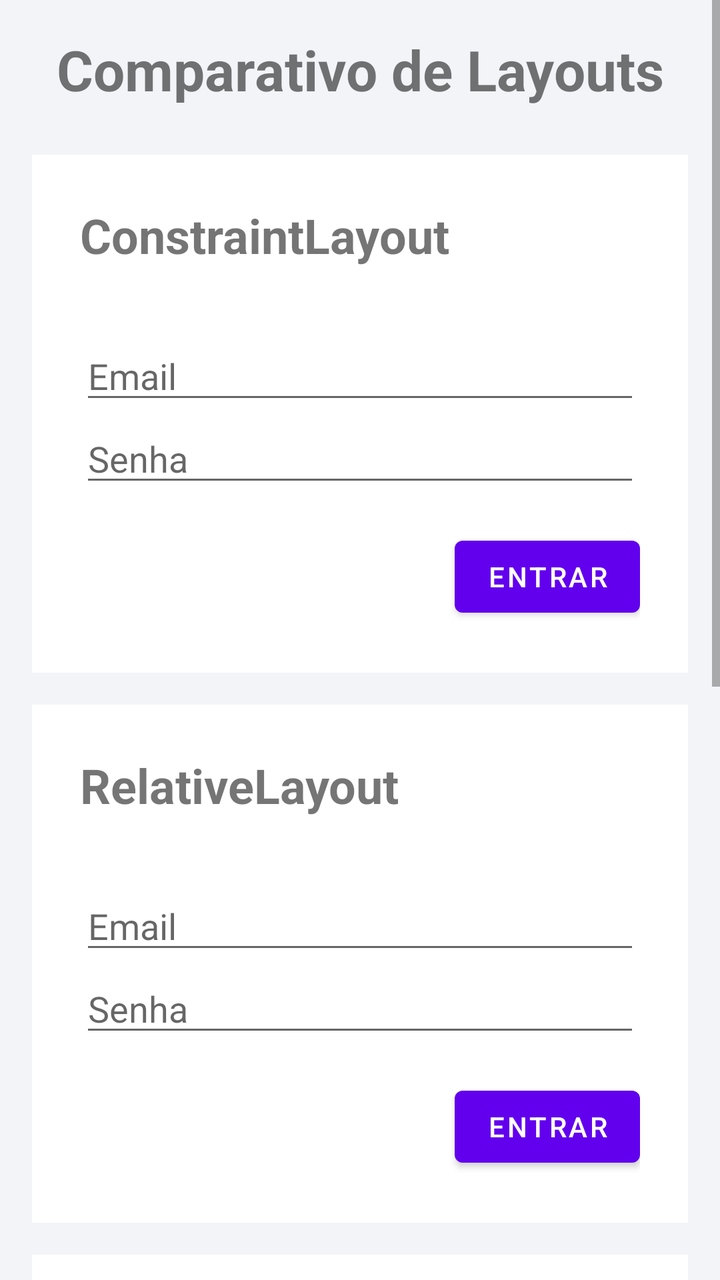
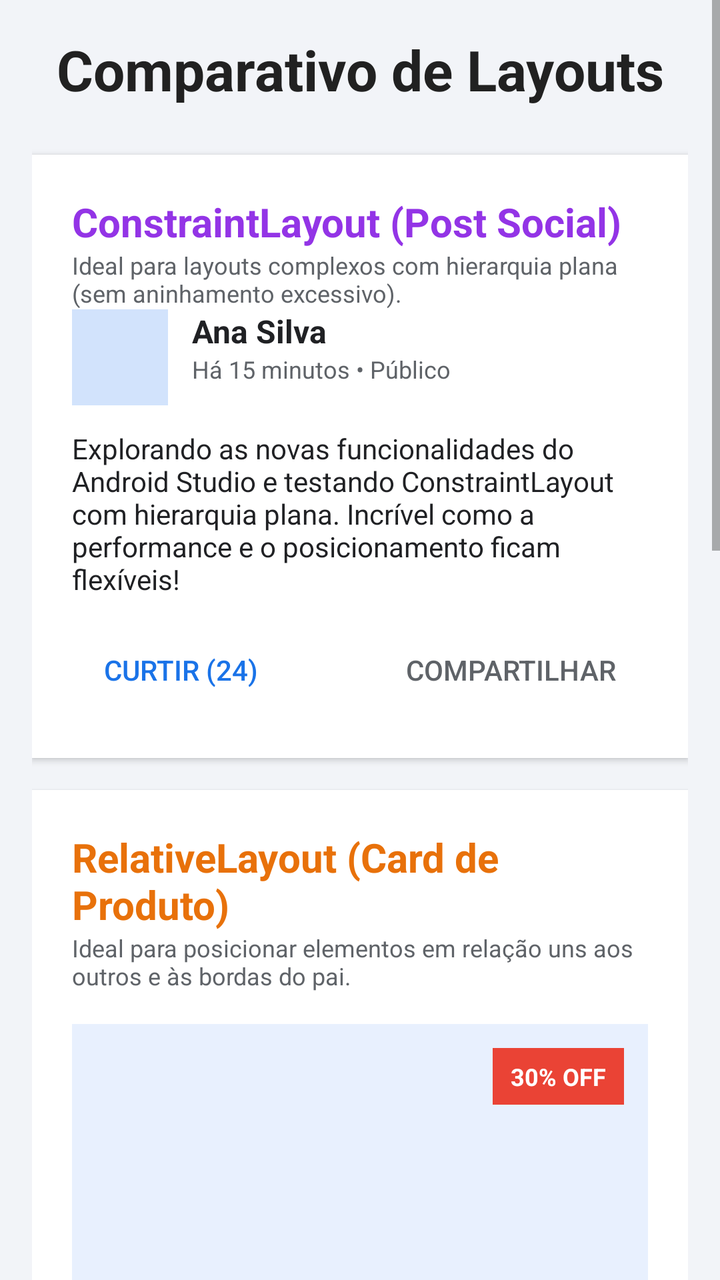

Compare the two renders of this Android layout. The source of the first and the diff that turns it into the second are given below.
<!-- AndroidManifest.xml: application theme Theme.Login -->
<!-- res/layout/activity_main.xml -->
<?xml version="1.0" encoding="utf-8"?>
<ScrollView xmlns:android="http://schemas.android.com/apk/res/android"
    android:layout_width="match_parent"
    android:layout_height="match_parent"
    android:fillViewport="true"
    android:background="#F2F4F8">

    <LinearLayout
        android:layout_width="match_parent"
        android:layout_height="wrap_content"
        android:orientation="vertical"
        android:padding="16dp">

        <TextView
            android:layout_width="match_parent"
            android:layout_height="wrap_content"
            android:text="Comparativo de Layouts"
            android:textSize="28sp"
            android:textStyle="bold"
            android:gravity="center"
            android:layout_marginBottom="24dp" />

        
        <include layout="@layout/activity_constraint" />

        
        <include layout="@layout/activity_relative" />

        
        <include layout="@layout/activity_table" />

        
        <include layout="@layout/activity_linear_demo" />

    </LinearLayout>
</ScrollView>
<!-- res/layout/activity_constraint.xml (included above) -->
<?xml version="1.0" encoding="utf-8"?>
<androidx.constraintlayout.widget.ConstraintLayout xmlns:android="http://schemas.android.com/apk/res/android"
    xmlns:app="http://schemas.android.com/apk/res-auto"
    android:layout_width="match_parent"
    android:layout_height="wrap_content"
    android:padding="24dp"
    android:background="#FFFFFF"
    android:layout_marginBottom="16dp">

    <TextView
        android:id="@+id/tvTitle"
        android:layout_width="wrap_content"
        android:layout_height="wrap_content"
        android:text="ConstraintLayout"
        android:textSize="24sp"
        android:textStyle="bold"
        app:layout_constraintTop_toTopOf="parent"
        app:layout_constraintStart_toStartOf="parent" />

    <EditText
        android:id="@+id/etEmail"
        android:layout_width="0dp"
        android:layout_height="wrap_content"
        android:hint="Email"
        android:layout_marginTop="32dp"
        app:layout_constraintTop_toBottomOf="@id/tvTitle"
        app:layout_constraintStart_toStartOf="parent"
        app:layout_constraintEnd_toEndOf="parent" />

    <EditText
        android:id="@+id/etPassword"
        android:layout_width="0dp"
        android:layout_height="wrap_content"
        android:hint="Senha"
        android:inputType="textPassword"
        app:layout_constraintTop_toBottomOf="@id/etEmail"
        app:layout_constraintStart_toStartOf="parent"
        app:layout_constraintEnd_toEndOf="parent" />

    <Button
        android:layout_width="wrap_content"
        android:layout_height="wrap_content"
        android:text="Entrar"
        android:layout_marginTop="16dp"
        app:layout_constraintTop_toBottomOf="@id/etPassword"
        app:layout_constraintEnd_toEndOf="parent" />

</androidx.constraintlayout.widget.ConstraintLayout>
<!-- res/layout/activity_relative.xml (included above) -->
<?xml version="1.0" encoding="utf-8"?>
<RelativeLayout xmlns:android="http://schemas.android.com/apk/res/android"
    android:layout_width="match_parent"
    android:layout_height="wrap_content"
    android:padding="24dp"
    android:background="#FFFFFF"
    android:layout_marginBottom="16dp">

    <TextView
        android:id="@+id/tvTitle"
        android:layout_width="wrap_content"
        android:layout_height="wrap_content"
        android:text="RelativeLayout"
        android:textSize="24sp"
        android:textStyle="bold" />

    <EditText
        android:id="@+id/etEmail"
        android:layout_width="match_parent"
        android:layout_height="wrap_content"
        android:hint="Email"
        android:layout_below="@id/tvTitle"
        android:layout_marginTop="32dp" />

    <EditText
        android:id="@+id/etPassword"
        android:layout_width="match_parent"
        android:layout_height="wrap_content"
        android:hint="Senha"
        android:inputType="textPassword"
        android:layout_below="@id/etEmail" />

    <Button
        android:layout_width="wrap_content"
        android:layout_height="wrap_content"
        android:text="Entrar"
        android:layout_below="@id/etPassword"
        android:layout_alignParentEnd="true"
        android:layout_marginTop="16dp" />

</RelativeLayout>
<!-- res/layout/activity_table.xml (included above) -->
<?xml version="1.0" encoding="utf-8"?>
<TableLayout xmlns:android="http://schemas.android.com/apk/res/android"
    android:layout_width="match_parent"
    android:layout_height="wrap_content"
    android:padding="24dp"
    android:stretchColumns="1"
    android:background="#FFFFFF"
    android:layout_marginBottom="16dp">

    <TextView
        android:layout_width="wrap_content"
        android:layout_height="wrap_content"
        android:text="TableLayout"
        android:textSize="24sp"
        android:textStyle="bold"
        android:layout_marginBottom="32dp" />

    <TableRow>
        <TextView
            android:layout_width="wrap_content"
            android:layout_height="wrap_content"
            android:text="Email:"
            android:padding="8dp" />
        <EditText
            android:layout_width="match_parent"
            android:layout_height="wrap_content"
            android:hint="exemplo@mail.com" />
    </TableRow>

    <TableRow>
        <TextView
            android:layout_width="wrap_content"
            android:layout_height="wrap_content"
            android:text="Senha:"
            android:padding="8dp" />
        <EditText
            android:layout_width="match_parent"
            android:layout_height="wrap_content"
            android:hint="******"
            android:inputType="textPassword" />
    </TableRow>

    <Button
        android:layout_width="wrap_content"
        android:layout_height="wrap_content"
        android:text="Entrar"
        android:layout_marginTop="16dp" />

</TableLayout>
<!-- res/layout/activity_linear_demo.xml (included above) -->
<?xml version="1.0" encoding="utf-8"?>
<LinearLayout xmlns:android="http://schemas.android.com/apk/res/android"
    android:layout_width="match_parent"
    android:layout_height="wrap_content"
    android:orientation="vertical"
    android:padding="24dp"
    android:background="#FFFFFF"
    android:layout_marginBottom="16dp">

    <TextView
        android:layout_width="wrap_content"
        android:layout_height="wrap_content"
        android:text="LinearLayout"
        android:textSize="24sp"
        android:textStyle="bold"
        android:layout_marginBottom="32dp" />

    <EditText
        android:layout_width="match_parent"
        android:layout_height="wrap_content"
        android:hint="Email" />

    <EditText
        android:layout_width="match_parent"
        android:layout_height="wrap_content"
        android:hint="Senha"
        android:inputType="textPassword" />

    <LinearLayout
        android:layout_width="match_parent"
        android:layout_height="wrap_content"
        android:orientation="horizontal"
        android:gravity="end"
        android:layout_marginTop="16dp">

        <Button
            android:layout_width="wrap_content"
            android:layout_height="wrap_content"
            android:text="Limpar"
            android:layout_marginEnd="8dp" />

        <Button
            android:layout_width="wrap_content"
            android:layout_height="wrap_content"
            android:text="Entrar" />

    </LinearLayout>

</LinearLayout>
<!-- resources referenced by this layout -->
<resources>
  <style name="Theme.Login" parent="Theme.MaterialComponents.DayNight.DarkActionBar">
          
          <item name="colorPrimary">@color/purple_500</item>
          <item name="colorPrimaryVariant">@color/purple_700</item>
          <item name="colorOnPrimary">@color/white</item>
          
          <item name="colorSecondary">@color/teal_200</item>
          <item name="colorSecondaryVariant">@color/teal_700</item>
          <item name="colorOnSecondary">@color/black</item>
          
          <item name="android:statusBarColor">?attr/colorPrimaryVariant</item>
          
      </style>
  <color name="purple_500">#FF6200EE</color>
  <color name="purple_700">#FF3700B3</color>
  <color name="white">#FFFFFFFF</color>
  <color name="teal_200">#FF03DAC5</color>
  <color name="teal_700">#FF018786</color>
  <color name="black">#FF000000</color>
</resources>

<!-- the commit's change to res/layout/activity_main.xml (unified diff, before → after) -->
@@ -17,6 +17,7 @@
             android:text="Comparativo de Layouts"
             android:textSize="28sp"
             android:textStyle="bold"
+            android:textColor="#212121"
             android:gravity="center"
             android:layout_marginBottom="24dp" />
 
@@ -40,46 +41,108 @@
     xmlns:app="http://schemas.android.com/apk/res-auto"
     android:layout_width="match_parent"
     android:layout_height="wrap_content"
-    android:padding="24dp"
+    android:padding="20dp"
     android:background="#FFFFFF"
-    android:layout_marginBottom="16dp">
-
-    <TextView
-        android:id="@+id/tvTitle"
-        android:layout_width="wrap_content"
-        android:layout_height="wrap_content"
-        android:text="ConstraintLayout"
-        android:textSize="24sp"
-        android:textStyle="bold"
+    android:layout_marginBottom="16dp"
+    android:elevation="2dp">
+
+    
+    <TextView
+        android:id="@+id/tvConstTitle"
+        android:layout_width="0dp"
+        android:layout_height="wrap_content"
+        android:text="ConstraintLayout (Post Social)"
+        android:textSize="20sp"
+        android:textStyle="bold"
+        android:textColor="#9334E6"
         app:layout_constraintTop_toTopOf="parent"
-        app:layout_constraintStart_toStartOf="parent" />
-
-    <EditText
-        android:id="@+id/etEmail"
-        android:layout_width="0dp"
-        android:layout_height="wrap_content"
-        android:hint="Email"
-        android:layout_marginTop="32dp"
-        app:layout_constraintTop_toBottomOf="@id/tvTitle"
         app:layout_constraintStart_toStartOf="parent"
         app:layout_constraintEnd_toEndOf="parent" />
 
-    <EditText
-        android:id="@+id/etPassword"
+    <TextView
+        android:id="@+id/tvConstDesc"
         android:layout_width="0dp"
         android:layout_height="wrap_content"
-        android:hint="Senha"
-        android:inputType="textPassword"
-        app:layout_constraintTop_toBottomOf="@id/etEmail"
+        android:text="Ideal para layouts complexos com hierarquia plana (sem aninhamento excessivo)."
+        android:textSize="12sp"
+        android:textColor="#5F6368"
+        android:layout_marginBottom="16dp"
+        app:layout_constraintTop_toBottomOf="@id/tvConstTitle"
         app:layout_constraintStart_toStartOf="parent"
         app:layout_constraintEnd_toEndOf="parent" />
 
+    
+    <View
+        android:id="@+id/ivAvatar"
+        android:layout_width="48dp"
+        android:layout_height="48dp"
+        android:background="#D2E3FC"
+        app:layout_constraintTop_toBottomOf="@id/tvConstDesc"
+        app:layout_constraintStart_toStartOf="parent" />
+
+    
+    <TextView
+        android:id="@+id/tvUserName"
+        android:layout_width="0dp"
+        android:layout_height="wrap_content"
+        android:text="Ana Silva"
+        android:textSize="16sp"
+        android:textStyle="bold"
+        android:textColor="#202124"
+        android:layout_marginStart="12dp"
+        app:layout_constraintTop_toTopOf="@id/ivAvatar"
+        app:layout_constraintStart_toEndOf="@id/ivAvatar"
+        app:layout_constraintEnd_toEndOf="parent" />
+
+    
+    <TextView
+        android:id="@+id/tvTimestamp"
+        android:layout_width="0dp"
+        android:layout_height="wrap_content"
+        android:text="Há 15 minutos • Público"
+        android:textSize="12sp"
+        android:textColor="#5F6368"
+        android:layout_marginStart="12dp"
+        app:layout_constraintTop_toBottomOf="@id/tvUserName"
+        app:layout_constraintStart_toEndOf="@id/ivAvatar"
+        app:layout_constraintEnd_toEndOf="parent" />
+
+    
+    <TextView
+        android:id="@+id/tvPostBody"
+        android:layout_width="0dp"
+        android:layout_height="wrap_content"
+        android:text="Explorando as novas funcionalidades do Android Studio e testando ConstraintLayout com hierarquia plana. Incrível como a performance e o posicionamento ficam flexíveis!"
+        android:textSize="14sp"
+        android:textColor="#202124"
+        android:layout_marginTop="12dp"
+        app:layout_constraintTop_toBottomOf="@id/ivAvatar"
+        app:layout_constraintStart_toStartOf="parent"
+        app:layout_constraintEnd_toEndOf="parent" />
+
+    
     <Button
-        android:layout_width="wrap_content"
-        android:layout_height="wrap_content"
-        android:text="Entrar"
-        android:layout_marginTop="16dp"
-        app:layout_constraintTop_toBottomOf="@id/etPassword"
+        android:id="@+id/btnLike"
+        style="?android:attr/buttonStyleSmall"
+        android:layout_width="wrap_content"
+        android:layout_height="wrap_content"
+        android:text="Curtir (24)"
+        android:textColor="#1A73E8"
+        android:background="?android:attr/selectableItemBackground"
+        android:layout_marginTop="12dp"
+        app:layout_constraintTop_toBottomOf="@id/tvPostBody"
+        app:layout_constraintStart_toStartOf="parent" />
+
+    <Button
+        android:id="@+id/btnShare"
+        style="?android:attr/buttonStyleSmall"
+        android:layout_width="wrap_content"
+        android:layout_height="wrap_content"
+        android:text="Compartilhar"
+        android:textColor="#5F6368"
+        android:background="?android:attr/selectableItemBackground"
+        android:layout_marginTop="12dp"
+        app:layout_constraintTop_toBottomOf="@id/tvPostBody"
         app:layout_constraintEnd_toEndOf="parent" />
 
 </androidx.constraintlayout.widget.ConstraintLayout>
@@ -88,41 +151,87 @@
 <RelativeLayout xmlns:android="http://schemas.android.com/apk/res/android"
     android:layout_width="match_parent"
     android:layout_height="wrap_content"
-    android:padding="24dp"
+    android:padding="20dp"
     android:background="#FFFFFF"
-    android:layout_marginBottom="16dp">
-
-    <TextView
-        android:id="@+id/tvTitle"
-        android:layout_width="wrap_content"
-        android:layout_height="wrap_content"
-        android:text="RelativeLayout"
-        android:textSize="24sp"
-        android:textStyle="bold" />
-
-    <EditText
-        android:id="@+id/etEmail"
-        android:layout_width="match_parent"
-        android:layout_height="wrap_content"
-        android:hint="Email"
-        android:layout_below="@id/tvTitle"
-        android:layout_marginTop="32dp" />
-
-    <EditText
-        android:id="@+id/etPassword"
-        android:layout_width="match_parent"
-        android:layout_height="wrap_content"
-        android:hint="Senha"
-        android:inputType="textPassword"
-        android:layout_below="@id/etEmail" />
-
+    android:layout_marginBottom="16dp"
+    android:elevation="2dp">
+
+    
+    <TextView
+        android:id="@+id/tvRelTitle"
+        android:layout_width="wrap_content"
+        android:layout_height="wrap_content"
+        android:text="RelativeLayout (Card de Produto)"
+        android:textSize="20sp"
+        android:textStyle="bold"
+        android:textColor="#E8710A" />
+
+    <TextView
+        android:id="@+id/tvRelDesc"
+        android:layout_width="match_parent"
+        android:layout_height="wrap_content"
+        android:text="Ideal para posicionar elementos em relação uns aos outros e às bordas do pai."
+        android:textSize="12sp"
+        android:textColor="#5F6368"
+        android:layout_below="@id/tvRelTitle"
+        android:layout_marginBottom="16dp" />
+
+    
+    <View
+        android:id="@+id/vProductBanner"
+        android:layout_width="match_parent"
+        android:layout_height="150dp"
+        android:background="#E8F0FE"
+        android:layout_below="@id/tvRelDesc"
+        android:layout_marginBottom="12dp" />
+
+    
+    <TextView
+        android:id="@+id/tvBadge"
+        android:layout_width="wrap_content"
+        android:layout_height="wrap_content"
+        android:text=" 30% OFF "
+        android:textColor="#FFFFFF"
+        android:textSize="12sp"
+        android:textStyle="bold"
+        android:background="#EA4335"
+        android:padding="6dp"
+        android:layout_alignTop="@id/vProductBanner"
+        android:layout_alignParentEnd="true"
+        android:layout_margin="12dp" />
+
+    
+    <TextView
+        android:id="@+id/tvProductName"
+        android:layout_width="match_parent"
+        android:layout_height="wrap_content"
+        android:text="Fone de Ouvido Bluetooth Pro"
+        android:textSize="18sp"
+        android:textStyle="bold"
+        android:textColor="#202124"
+        android:layout_below="@id/vProductBanner" />
+
+    
+    <TextView
+        android:id="@+id/tvPrice"
+        android:layout_width="wrap_content"
+        android:layout_height="wrap_content"
+        android:text="R$ 199,90"
+        android:textSize="20sp"
+        android:textStyle="bold"
+        android:textColor="#137333"
+        android:layout_below="@id/tvProductName"
+        android:layout_marginTop="8dp" />
+
+    
     <Button
         android:layout_width="wrap_content"
         android:layout_height="wrap_content"
-        android:text="Entrar"
-        android:layout_below="@id/etPassword"
+        android:text="Comprar"
+        android:backgroundTint="#1A73E8"
+        android:layout_below="@id/tvProductName"
         android:layout_alignParentEnd="true"
-        android:layout_marginTop="16dp" />
+        android:layout_marginTop="4dp" />
 
 </RelativeLayout>
 <!-- res/layout/activity_table.xml (included above) -->
@@ -130,49 +239,132 @@
 <TableLayout xmlns:android="http://schemas.android.com/apk/res/android"
     android:layout_width="match_parent"
     android:layout_height="wrap_content"
-    android:padding="24dp"
+    android:padding="20dp"
     android:stretchColumns="1"
     android:background="#FFFFFF"
-    android:layout_marginBottom="16dp">
-
-    <TextView
-        android:layout_width="wrap_content"
-        android:layout_height="wrap_content"
-        android:text="TableLayout"
-        android:textSize="24sp"
-        android:textStyle="bold"
-        android:layout_marginBottom="32dp" />
-
-    <TableRow>
-        <TextView
-            android:layout_width="wrap_content"
-            android:layout_height="wrap_content"
-            android:text="Email:"
-            android:padding="8dp" />
-        <EditText
-            android:layout_width="match_parent"
-            android:layout_height="wrap_content"
-            android:hint="exemplo@mail.com" />
+    android:layout_marginBottom="16dp"
+    android:elevation="2dp">
+
+    
+    <TextView
+        android:layout_width="wrap_content"
+        android:layout_height="wrap_content"
+        android:text="TableLayout (Extrato Financeiro)"
+        android:textSize="20sp"
+        android:textStyle="bold"
+        android:textColor="#137333"
+        android:layout_marginBottom="4dp" />
+
+    <TextView
+        android:layout_width="wrap_content"
+        android:layout_height="wrap_content"
+        android:text="Ideal para organizar dados tabulares estritos em linhas (TableRow) e colunas."
+        android:textSize="12sp"
+        android:textColor="#5F6368"
+        android:layout_marginBottom="16dp" />
+
+    
+    <TableRow
+        android:background="#F1F3F4"
+        android:padding="8dp">
+        <TextView
+            android:layout_width="wrap_content"
+            android:layout_height="wrap_content"
+            android:text="Data"
+            android:textStyle="bold"
+            android:textColor="#202124"
+            android:padding="6dp" />
+        <TextView
+            android:layout_width="wrap_content"
+            android:layout_height="wrap_content"
+            android:text="Descrição"
+            android:textStyle="bold"
+            android:textColor="#202124"
+            android:padding="6dp" />
+        <TextView
+            android:layout_width="wrap_content"
+            android:layout_height="wrap_content"
+            android:text="Valor"
+            android:textStyle="bold"
+            android:textColor="#202124"
+            android:gravity="end"
+            android:padding="6dp" />
     </TableRow>
 
-    <TableRow>
-        <TextView
-            android:layout_width="wrap_content"
-            android:layout_height="wrap_content"
-            android:text="Senha:"
-            android:padding="8dp" />
-        <EditText
-            android:layout_width="match_parent"
-            android:layout_height="wrap_content"
-            android:hint="******"
-            android:inputType="textPassword" />
+    
+    <TableRow
+        android:padding="8dp"
+        android:background="#FFFFFF">
+        <TextView
+            android:layout_width="wrap_content"
+            android:layout_height="wrap_content"
+            android:text="03/09"
+            android:textColor="#5F6368"
+            android:padding="6dp" />
+        <TextView
+            android:layout_width="wrap_content"
+            android:layout_height="wrap_content"
+            android:text="Supermercado"
+            android:textColor="#202124"
+            android:padding="6dp" />
+        <TextView
+            android:layout_width="wrap_content"
+            android:layout_height="wrap_content"
+            android:text="- R$ 150,00"
+            android:textColor="#EA4335"
+            android:gravity="end"
+            android:padding="6dp" />
     </TableRow>
 
-    <Button
-        android:layout_width="wrap_content"
-        android:layout_height="wrap_content"
-        android:text="Entrar"
-        android:layout_marginTop="16dp" />
+    
+    <TableRow
+        android:padding="8dp"
+        android:background="#F8F9FA">
+        <TextView
+            android:layout_width="wrap_content"
+            android:layout_height="wrap_content"
+            android:text="02/09"
+            android:textColor="#5F6368"
+            android:padding="6dp" />
+        <TextView
+            android:layout_width="wrap_content"
+            android:layout_height="wrap_content"
+            android:text="Salário"
+            android:textColor="#202124"
+            android:padding="6dp" />
+        <TextView
+            android:layout_width="wrap_content"
+            android:layout_height="wrap_content"
+            android:text="+ R$ 3.500,00"
+            android:textColor="#137333"
+            android:gravity="end"
+            android:padding="6dp" />
+    </TableRow>
+
+    
+    <TableRow
+        android:padding="8dp"
+        android:background="#FFFFFF">
+        <TextView
+            android:layout_width="wrap_content"
+            android:layout_height="wrap_content"
+            android:text="01/09"
+            android:textColor="#5F6368"
+            android:padding="6dp" />
+        <TextView
+            android:layout_width="wrap_content"
+            android:layout_height="wrap_content"
+            android:text="Internet"
+            android:textColor="#202124"
+            android:padding="6dp" />
+        <TextView
+            android:layout_width="wrap_content"
+            android:layout_height="wrap_content"
+            android:text="- R$ 100,00"
+            android:textColor="#EA4335"
+            android:gravity="end"
+            android:padding="6dp" />
+    </TableRow>
 
 </TableLayout>
 <!-- res/layout/activity_linear_demo.xml (included above) -->
@@ -181,47 +373,141 @@
     android:layout_width="match_parent"
     android:layout_height="wrap_content"
     android:orientation="vertical"
-    android:padding="24dp"
+    android:padding="20dp"
     android:background="#FFFFFF"
-    android:layout_marginBottom="16dp">
-
-    <TextView
-        android:layout_width="wrap_content"
-        android:layout_height="wrap_content"
-        android:text="LinearLayout"
-        android:textSize="24sp"
-        android:textStyle="bold"
-        android:layout_marginBottom="32dp" />
-
-    <EditText
-        android:layout_width="match_parent"
-        android:layout_height="wrap_content"
-        android:hint="Email" />
-
-    <EditText
-        android:layout_width="match_parent"
-        android:layout_height="wrap_content"
-        android:hint="Senha"
-        android:inputType="textPassword" />
-
+    android:layout_marginBottom="16dp"
+    android:elevation="2dp">
+
+    
+    <TextView
+        android:layout_width="match_parent"
+        android:layout_height="wrap_content"
+        android:text="LinearLayout (Configurações)"
+        android:textSize="20sp"
+        android:textStyle="bold"
+        android:textColor="#1A73E8"
+        android:layout_marginBottom="4dp" />
+
+    <TextView
+        android:layout_width="match_parent"
+        android:layout_height="wrap_content"
+        android:text="Ideal para pilhas lineares sequenciais (vertical ou horizontal)."
+        android:textSize="12sp"
+        android:textColor="#5F6368"
+        android:layout_marginBottom="16dp" />
+
+    
     <LinearLayout
         android:layout_width="match_parent"
         android:layout_height="wrap_content"
         android:orientation="horizontal"
-        android:gravity="end"
-        android:layout_marginTop="16dp">
-
-        <Button
-            android:layout_width="wrap_content"
-            android:layout_height="wrap_content"
-            android:text="Limpar"
-            android:layout_marginEnd="8dp" />
-
-        <Button
-            android:layout_width="wrap_content"
-            android:layout_height="wrap_content"
-            android:text="Entrar" />
-
+        android:gravity="center_vertical"
+        android:paddingVertical="12dp">
+
+        <LinearLayout
+            android:layout_width="0dp"
+            android:layout_height="wrap_content"
+            android:layout_weight="1"
+            android:orientation="vertical">
+            <TextView
+                android:layout_width="match_parent"
+                android:layout_height="wrap_content"
+                android:text="Notificações Push"
+                android:textSize="16sp"
+                android:textColor="#202124"
+                android:textStyle="bold"/>
+            <TextView
+                android:layout_width="match_parent"
+                android:layout_height="wrap_content"
+                android:text="Receber alertas de novas mensagens"
+                android:textSize="13sp"
+                android:textColor="#5F6368"/>
+        </LinearLayout>
+
+        <Switch
+            android:layout_width="wrap_content"
+            android:layout_height="wrap_content"
+            android:checked="true" />
     </LinearLayout>
 
+    <View
+        android:layout_width="match_parent"
+        android:layout_height="1dp"
+        android:background="#E0E0E0" />
+
+    
+    <LinearLayout
+        android:layout_width="match_parent"
+        android:layout_height="wrap_content"
+        android:orientation="horizontal"
+        android:gravity="center_vertical"
+        android:paddingVertical="12dp">
+
+        <LinearLayout
+            android:layout_width="0dp"
+            android:layout_height="wrap_content"
+            android:layout_weight="1"
+            android:orientation="vertical">
+            <TextView
+                android:layout_width="match_parent"
+                android:layout_height="wrap_content"
+                android:text="Modo Escuro"
+                android:textSize="16sp"
+                android:textColor="#202124"
+                android:textStyle="bold"/>
+            <TextView
+                android:layout_width="match_parent"
+                android:layout_height="wrap_content"
+                android:text="Aparência escura para economia de bateria"
+                android:textSize="13sp"
+                android:textColor="#5F6368"/>
+        </LinearLayout>
+
+        <Switch
+            android:layout_width="wrap_content"
+            android:layout_height="wrap_content"
+            android:checked="false" />
+    </LinearLayout>
+
+    <View
+        android:layout_width="match_parent"
+        android:layout_height="1dp"
+        android:background="#E0E0E0" />
+
+    
+    <LinearLayout
+        android:layout_width="match_parent"
+        android:layout_height="wrap_content"
+        android:orientation="horizontal"
+        android:gravity="center_vertical"
+        android:paddingVertical="12dp">
+
+        <LinearLayout
+            android:layout_width="0dp"
+            android:layout_height="wrap_content"
+            android:layout_weight="1"
+            android:orientation="vertical">
+            <TextView
+                android:layout_width="match_parent"
+                android:layout_height="wrap_content"
+                android:text="Idioma do Aplicativo"
+                android:textSize="16sp"
+                android:textColor="#202124"
+                android:textStyle="bold"/>
+            <TextView
+                android:layout_width="match_parent"
+                android:layout_height="wrap_content"
+                android:text="Português (Brasil)"
+                android:textSize="13sp"
+                android:textColor="#5F6368"/>
+        </LinearLayout>
+
+        <TextView
+            android:layout_width="wrap_content"
+            android:layout_height="wrap_content"
+            android:text="Alterar >"
+            android:textColor="#1A73E8"
+            android:textStyle="bold"/>
+    </LinearLayout>
+
 </LinearLayout>
<!-- resource entries referenced after the edit -->
@@ -1,6 +1,6 @@
 <!-- resources referenced by this layout -->
 <resources>
-  <style name="Theme.Login" parent="Theme.MaterialComponents.DayNight.DarkActionBar">
+  <style name="Theme.Login" parent="Theme.MaterialComponents.DayNight.NoActionBar">
           
           <item name="colorPrimary">@color/purple_500</item>
           <item name="colorPrimaryVariant">@color/purple_700</item>
